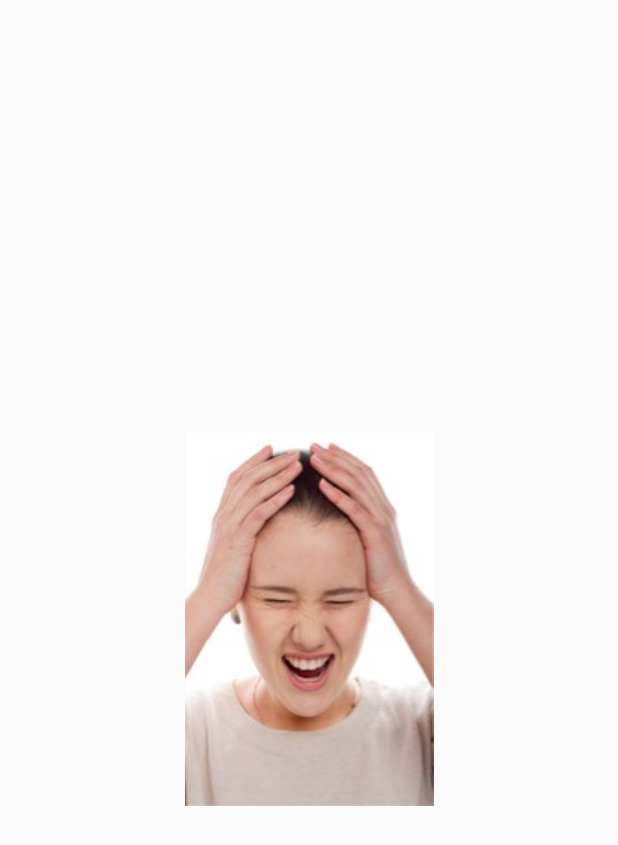
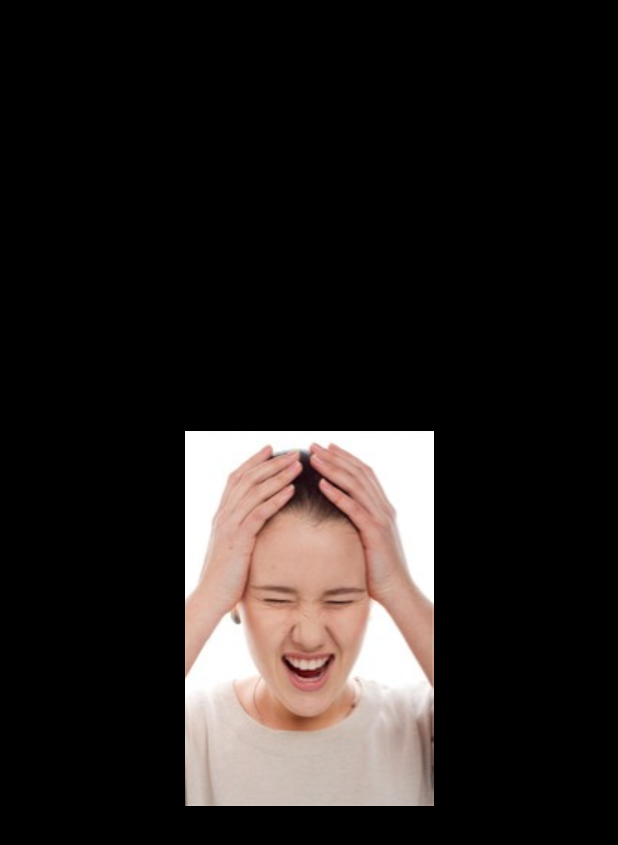
Before and after one commit to milan-kovac/communicator, a Flutter app: the EmotionsPage screen opened directly, after a tap on "Besna", on a phone screen of 412 x 824 dp. Shown: the top 845 px of the screen. Run offline on Flutter 3.47's test engine with Material 2 defaults, Android fonts, the phone set to English and light mode, and no system bars; our stand-ins replace animated_toggle_switch, cached_network_image, cloud_firestore, firebase_auth, firebase_core, firebase_storage and 9 more; missing offline and left inert: flutter_event_calendar, flutter_sound; accounts and stored records are empty.

Commit message:
Update UI

```diff
--- a/lib/src/pages/emotion.single.page.dart
+++ b/lib/src/pages/emotion.single.page.dart
@@ -7,7 +7,7 @@ class EmotionSinglePage extends StatelessWidget {
   @override
   Widget build(BuildContext context) {
     return Scaffold(
-      resizeToAvoidBottomInset: true,
+      backgroundColor: Colors.black,
       body: Hero(
         tag: emotion['id'],
         child: Center(
--- a/lib/src/pages/emotions.page.dart
+++ b/lib/src/pages/emotions.page.dart
@@ -41,13 +41,10 @@ class _EmotionsPageState extends State<EmotionsPage> {
             overscroll.disallowIndicator();
             return true;
           },
-          child:
-
-          GridView.builder(
-            gridDelegate: const SliverGridDelegateWithFixedCrossAxisCount(crossAxisCount: 1, mainAxisSpacing: 0),
-            itemCount: emotions.length,
-            itemBuilder: (BuildContext context, int index) {
-              return GestureDetector(
+          child: ListView.separated(
+            physics: const AlwaysScrollableScrollPhysics(),
+             itemBuilder: (BuildContext context, int index) {
+            return GestureDetector(
                 onTap: () {
                   Navigator.of(context).push(MaterialPageRoute(builder: (context) => EmotionSinglePage(emotion: emotions[index])));
                 },
@@ -55,7 +52,7 @@ class _EmotionsPageState extends State<EmotionsPage> {
                   tag: emotions[index]['id'],
                   child: Column(
                     children: [
-                      Image.asset(emotions[index]['image']),
+                      FadeInImage(placeholder: AssetImage(emotions[index]['image']), image: AssetImage(emotions[index]['image'])),
                       Text(
                         emotions[index]['description'],
                         style: TextStyle(color: AppColors.fadedBlack, fontWeight: FontWeight.w600, fontSize: 18.sp),
@@ -64,8 +61,11 @@ class _EmotionsPageState extends State<EmotionsPage> {
                   ),
                 ),
               );
-            },
-          ),
+          },
+          separatorBuilder: (context, index) =>const Divider(
+                color: Colors.transparent,
+              ),
+              itemCount: emotions.length),
         ));
   }
 }
```
